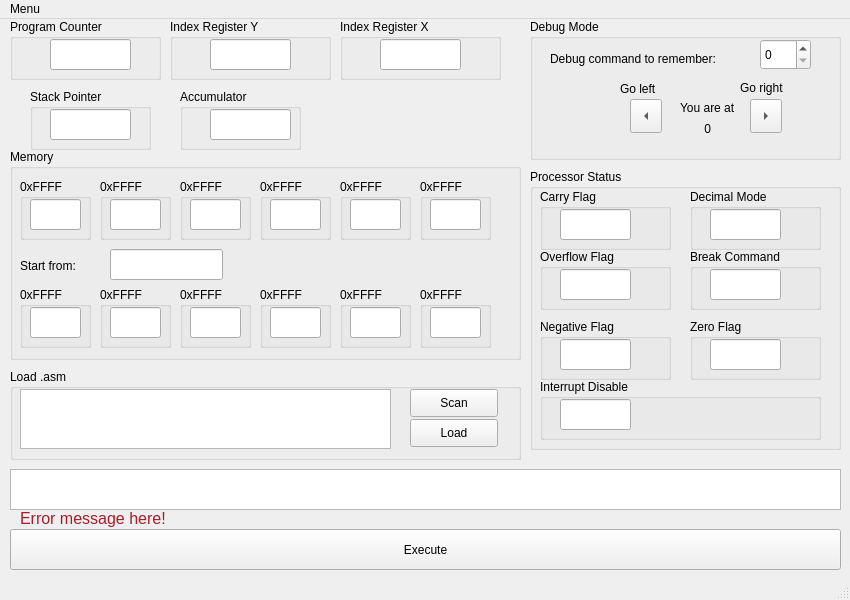
Old version of the form gui/concept.ui in the repository wojciechmadry/cpu6502emulator.
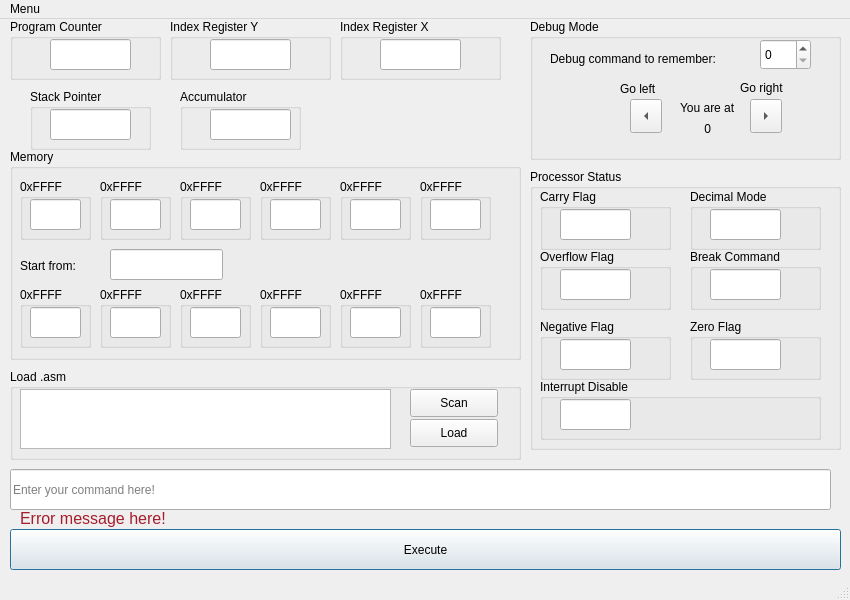
New version of the form. Icons and pictures are not drawn.

Commit message: Enter key execute current command and clean it

```diff
--- a/gui/concept.ui
+++ b/gui/concept.ui
@@ -63,48 +63,11 @@
     <property name="text">
      <string>Execute</string>
     </property>
-   </widget>
-   <widget class="QPlainTextEdit" name="CpuCommandLine">
-    <property name="geometry">
-     <rect>
-      <x>10</x>
-      <y>450</y>
-      <width>831</width>
-      <height>41</height>
-     </rect>
+    <property name="autoDefault">
+     <bool>true</bool>
     </property>
-    <property name="sizePolicy">
-     <sizepolicy hsizetype="Expanding" vsizetype="Minimum">
-      <horstretch>0</horstretch>
-      <verstretch>0</verstretch>
-     </sizepolicy>
-    </property>
-    <property name="font">
-     <font>
-      <pointsize>14</pointsize>
-      <bold>true</bold>
-     </font>
-    </property>
-    <property name="toolTip">
-     <string>&lt;html&gt;&lt;head/&gt;&lt;body&gt;&lt;p&gt;&lt;br/&gt;&lt;/p&gt;&lt;/body&gt;&lt;/html&gt;</string>
-    </property>
-    <property name="whatsThis">
-     <string>&lt;html&gt;&lt;head/&gt;&lt;body&gt;&lt;p&gt;&lt;br/&gt;&lt;/p&gt;&lt;/body&gt;&lt;/html&gt;</string>
-    </property>
-    <property name="inputMethodHints">
-     <set>Qt::ImhNone</set>
-    </property>
-    <property name="documentTitle">
-     <string/>
-    </property>
-    <property name="plainText">
-     <string/>
-    </property>
-    <property name="maximumBlockCount">
-     <number>1</number>
-    </property>
-    <property name="placeholderText">
-     <string>Type your command here!</string>
+    <property name="default">
+     <bool>true</bool>
     </property>
    </widget>
    <widget class="QLabel" name="label_error_message">
@@ -984,6 +947,28 @@
      </property>
     </widget>
    </widget>
+   <widget class="QLineEdit" name="CpuCommandLine">
+    <property name="geometry">
+     <rect>
+      <x>10</x>
+      <y>450</y>
+      <width>821</width>
+      <height>41</height>
+     </rect>
+    </property>
+    <property name="statusTip">
+     <string/>
+    </property>
+    <property name="inputMask">
+     <string/>
+    </property>
+    <property name="text">
+     <string/>
+    </property>
+    <property name="placeholderText">
+     <string>Enter your command here!</string>
+    </property>
+   </widget>
   </widget>
   <widget class="QMenuBar" name="menubar">
    <property name="geometry">
```
The commit also changes 5 other files.
